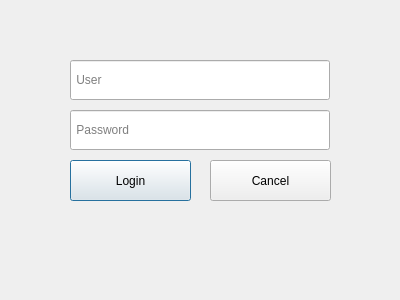
First picture: the form in logindialog.ui, repository NF-brrrr/Smart-Backpack, before the edit.
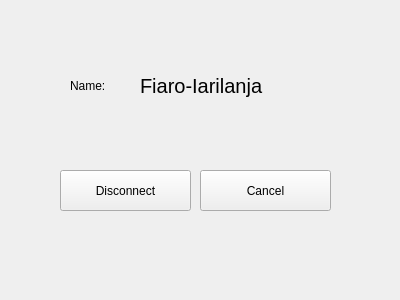
Second picture: the form after the edit.

What changed in the file:
```diff
--- a/logindialog.ui
+++ b/logindialog.ui
@@ -13,37 +13,24 @@
   <property name="windowTitle">
    <string>Dialog</string>
   </property>
-  <widget class="QPushButton" name="loginButton">
+  <widget class="QStackedWidget" name="stackedWidget">
    <property name="geometry">
     <rect>
-     <x>70</x>
-     <y>160</y>
-     <width>121</width>
-     <height>41</height>
+     <x>0</x>
+     <y>0</y>
+     <width>401</width>
+     <height>301</height>
     </rect>
    </property>
-   <property name="text">
-    <string>Login</string>
+   <property name="currentIndex">
+    <number>1</number>
    </property>
-  </widget>
-  <widget class="QPushButton" name="cancelButton">
-   <property name="geometry">
-    <rect>
-     <x>210</x>
-     <y>160</y>
-     <width>121</width>
-     <height>41</height>
-    </rect>
-   </property>
-   <property name="text">
-    <string>Cancel</string>
-   </property>
-  </widget>
+   <widget class="QWidget" name="page">
   <widget class="QLineEdit" name="userEditLine">
    <property name="geometry">
     <rect>
      <x>70</x>
-     <y>60</y>
+       <y>80</y>
      <width>260</width>
      <height>40</height>
     </rect>
@@ -56,7 +43,7 @@
    <property name="geometry">
     <rect>
      <x>70</x>
-     <y>110</y>
+       <y>140</y>
      <width>260</width>
      <height>40</height>
     </rect>
@@ -64,6 +51,93 @@
    <property name="placeholderText">
     <string> Password</string>
    </property>
+    </widget>
+    <widget class="QPushButton" name="cancelButton">
+     <property name="geometry">
+      <rect>
+       <x>210</x>
+       <y>190</y>
+       <width>121</width>
+       <height>41</height>
+      </rect>
+     </property>
+     <property name="text">
+      <string>Cancel</string>
+     </property>
+    </widget>
+    <widget class="QPushButton" name="loginButton">
+     <property name="geometry">
+      <rect>
+       <x>70</x>
+       <y>190</y>
+       <width>121</width>
+       <height>41</height>
+      </rect>
+     </property>
+     <property name="text">
+      <string>Login</string>
+     </property>
+    </widget>
+   </widget>
+   <widget class="QWidget" name="page_2">
+    <widget class="QLabel" name="label">
+     <property name="geometry">
+      <rect>
+       <x>70</x>
+       <y>70</y>
+       <width>51</width>
+       <height>31</height>
+      </rect>
+     </property>
+     <property name="text">
+      <string>Name:</string>
+     </property>
+    </widget>
+    <widget class="QLabel" name="label_2">
+     <property name="geometry">
+      <rect>
+       <x>140</x>
+       <y>60</y>
+       <width>181</width>
+       <height>51</height>
+      </rect>
+     </property>
+     <property name="font">
+      <font>
+       <pointsize>15</pointsize>
+      </font>
+     </property>
+     <property name="text">
+      <string>Fiaro-Iarilanja</string>
+     </property>
+    </widget>
+    <widget class="QPushButton" name="disconnectButton">
+     <property name="geometry">
+      <rect>
+       <x>60</x>
+       <y>170</y>
+       <width>131</width>
+       <height>41</height>
+      </rect>
+     </property>
+     <property name="text">
+      <string>Disconnect</string>
+     </property>
+    </widget>
+    <widget class="QPushButton" name="cancelButton_2">
+     <property name="geometry">
+      <rect>
+       <x>200</x>
+       <y>170</y>
+       <width>131</width>
+       <height>41</height>
+      </rect>
+     </property>
+     <property name="text">
+      <string>Cancel</string>
+     </property>
+    </widget>
+   </widget>
   </widget>
  </widget>
  <resources/>
```
Lines whose indentation alone changed are shown as unchanged.
